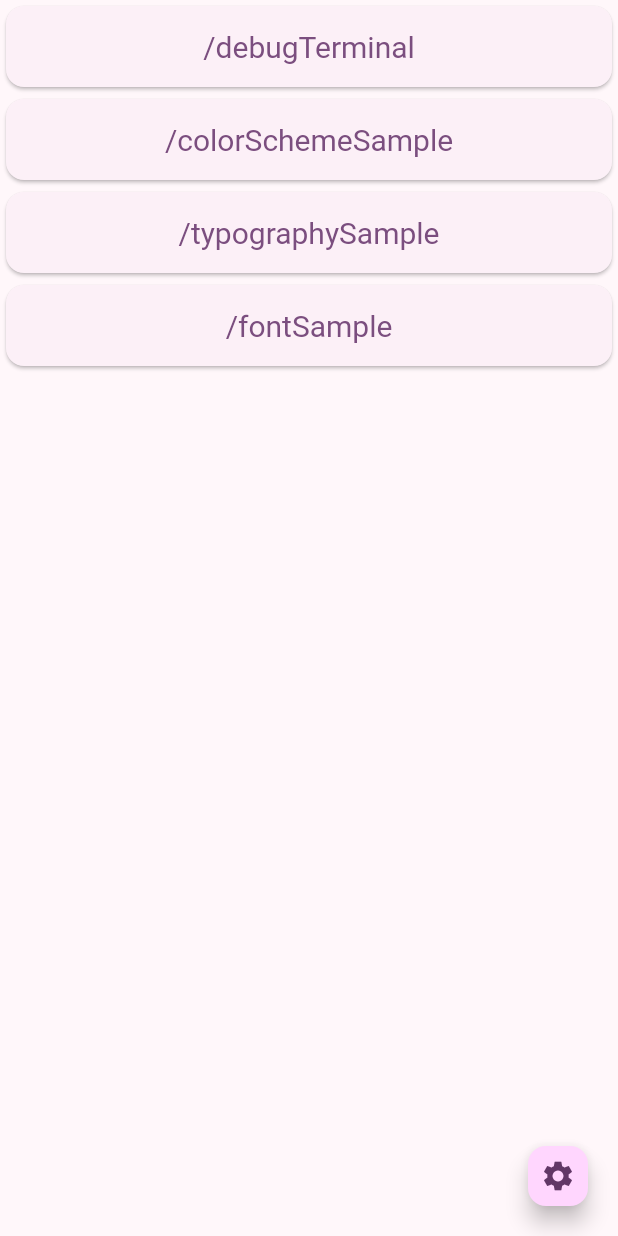
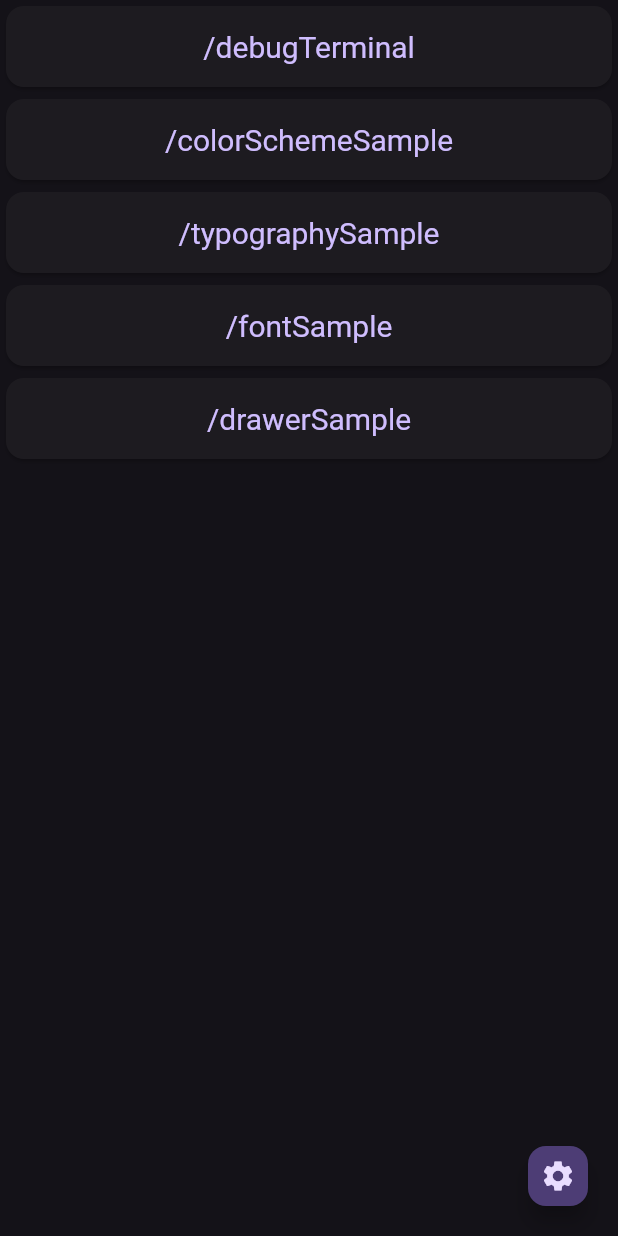
Before and after one commit to R-Usui/flutter-project-template, a Flutter app: the screen it shows after launch, on a phone screen of 412 x 824 dp. Run offline on Flutter 3.47's test engine with Material 3 defaults, Android fonts, the phone set to English and light mode, and no system bars; our stand-ins replace go_router; Roboto replaces fonts that are missing (MPLUSRounded1c).

Commit message:
A: Drawer sample, M: in DebugWindow, upgraded UX using SegmentedButton

```diff
--- a/lib/config/config_notifier.dart
+++ b/lib/config/config_notifier.dart
@@ -5,7 +5,7 @@ import 'package:flutter_proj_template/localize/language.dart';
 class ConfigNotifier extends ChangeNotifier {
   // ====================================================
   // Language
-  Language _language = Language.english;
+  Language _language = Language.japanese;
 
   Language get language => _language;
 
--- a/lib/localize/localized_string.dart
+++ b/lib/localize/localized_string.dart
@@ -9,20 +9,39 @@ export 'package:flutter_proj_template/localize/language.dart';
 
 class LocalizedString {
   const LocalizedString(
-    this._defaultString, [
-    this._stringMap,
+    this._default, [
+    this._map,
   ]);
 
-  final String _defaultString;
-  final Map<Language, String>? _stringMap;
+  final String _default;
+  final Map<Language, String>? _map;
+
+  String get default_ => _default;
+
+  LocalizedString operator +(LocalizedString other) {
+    var newDefault = _default + other._default;
+
+    var languages = {..._map?.keys ?? [], ...other._map?.keys ?? []};
+    var newMap = {
+      for (var language in languages)
+        // ignore: unnecessary_this
+        language: this.in_(language) + other.in_(language)
+    };
+
+    return LocalizedString(newDefault, newMap);
+  }
 
   String of(BuildContext context) {
     Language? language = context.watch<ConfigNotifier?>()?.language;
 
     if (language == null) {
-      return _defaultString;
+      return _default;
     }
 
-    return _stringMap?[language] ?? _defaultString;
+    return _map?[language] ?? _default;
+  }
+
+  String in_(Language language) {
+    return _map?[language] ?? _default;
   }
 }
--- a/lib/route/pages.dart
+++ b/lib/route/pages.dart
@@ -1,5 +1,6 @@
 import 'package:flutter/material.dart';
 import 'package:flutter_proj_template/ui/debug/font_sample_page.dart';
+import 'package:flutter_proj_template/ui/sample/drawer.dart';
 
 import 'package:go_router/go_router.dart';
 
@@ -15,12 +16,15 @@ class Pages {
   static final typographySample =
       _Page("/typographySample", const TypographySamplePage());
   static final fontSample = _Page("/fontSample", const FontSamplePage());
+  static final drawerSample =
+      _Page("/drawerSample", const DrawerSamplePage());
 
-  static final values = [
+  static final values = <_Page>[
     debugTerminal,
     colorSchemeSample,
     typographySample,
     fontSample,
+    drawerSample,
   ];
 }
 
--- /dev/null
+++ b/lib/theme/color_seed.dart
@@ -0,0 +1,17 @@
+import 'package:flutter/material.dart';
+
+enum ColorSeed {
+  baseColor('M3 Baseline', Color(0xff6750a4)),
+  indigo('Indigo', Colors.indigo),
+  blue('Blue', Colors.blue),
+  teal('Teal', Colors.teal),
+  green('Green', Colors.green),
+  yellow('Yellow', Colors.yellow),
+  orange('Orange', Colors.orange),
+  deepOrange('Deep Orange', Colors.deepOrange),
+  pink('Pink', Colors.pink);
+
+  const ColorSeed(this.label, this.color);
+  final String label;
+  final Color color;
+}
--- a/lib/theme/theme.dart
+++ b/lib/theme/theme.dart
@@ -1,5 +1,6 @@
 import 'package:flutter/material.dart';
 import 'package:flutter_proj_template/route/vertical_page_transition_builder.dart';
+import 'package:flutter_proj_template/theme/color_seed.dart';
 
 class ThemeNotifier extends ChangeNotifier {
   ThemeNotifier() {
@@ -31,22 +32,22 @@ class ThemeNotifier extends ChangeNotifier {
   // ====================================================
   // Color
 
-  Color _colorSchemeSeed = Colors.purple;
+  Color _seedColor = ColorSeed.baseColor.color;
 
-  Color get colorSchemeSeed => _colorSchemeSeed;
+  Color get seedColor => _seedColor;
 
-  void setColorSchemeSeed(Color value) {
-    _colorSchemeSeed = value;
+  void setSeedColor(Color value) {
+    _seedColor = value;
     notifyListeners();
   }
 
   ColorScheme get _lightColorScheme => ColorScheme.fromSeed(
-        seedColor: colorSchemeSeed,
+        seedColor: seedColor,
         brightness: Brightness.light,
       );
 
   ColorScheme get _darkColorScheme => ColorScheme.fromSeed(
-        seedColor: colorSchemeSeed,
+        seedColor: seedColor,
         brightness: Brightness.dark,
       );
 
@@ -74,7 +75,7 @@ class ThemeNotifier extends ChangeNotifier {
   // ====================================================
   // Theme Mode
 
-  ThemeMode _themeMode = ThemeMode.system;
+  ThemeMode _themeMode = ThemeMode.dark;
 
   ThemeMode get themeMode => _themeMode;
 
```
Also changed, not shown: lib/localize/dictionary.dart (added, +43 -0 lines), lib/localize/language.dart (+9 -0 lines), lib/ui/debug/window.dart (+152 -81 lines), lib/ui/sample/drawer.dart (added, +106 -0 lines).
